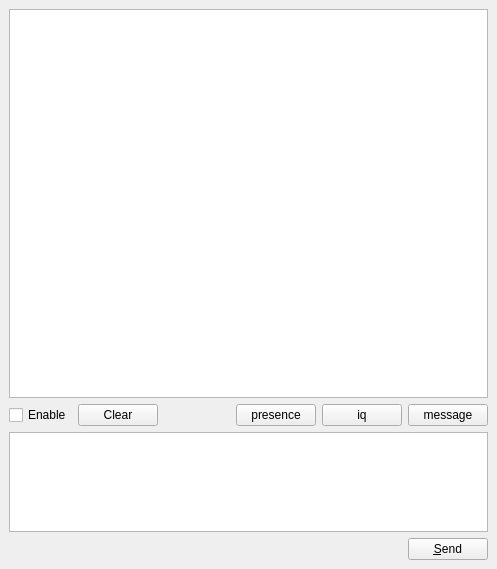
Old version of the form widgets/xmlConsole.ui in the repository xmpp-graveyard/jabbim.
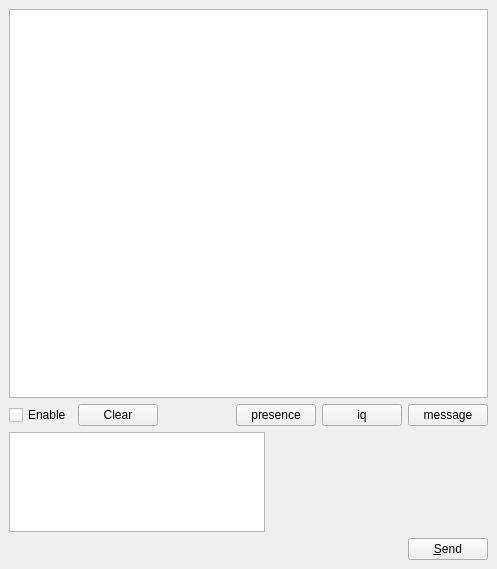
New version of the form.

Commit message: clear xml console

Diff of the .ui file:
```diff
--- a/widgets/xmlConsole.ui
+++ b/widgets/xmlConsole.ui
@@ -14,11 +14,23 @@
   </property>
   <widget class="QWidget" name="centralwidget" >
    <layout class="QGridLayout" >
+    <property name="margin" >
+     <number>9</number>
+    </property>
+    <property name="spacing" >
+     <number>6</number>
+    </property>
     <item row="0" column="0" >
      <widget class="QTextBrowser" name="xml" />
     </item>
     <item row="1" column="0" >
      <layout class="QHBoxLayout" >
+      <property name="margin" >
+       <number>0</number>
+      </property>
+      <property name="spacing" >
+       <number>6</number>
+      </property>
       <item>
        <widget class="QCheckBox" name="enable" >
         <property name="text" >
@@ -51,6 +63,12 @@
       </item>
       <item>
        <layout class="QHBoxLayout" >
+        <property name="margin" >
+         <number>0</number>
+        </property>
+        <property name="spacing" >
+         <number>6</number>
+        </property>
         <item>
          <widget class="QPushButton" name="presence" >
           <property name="text" >
@@ -79,7 +97,9 @@
     <item row="2" column="0" >
      <widget class="QTextEdit" name="textEdit" >
       <property name="sizePolicy" >
-       <sizepolicy vsizetype="Maximum" hsizetype="Preferred" >
+       <sizepolicy>
+        <hsizetype>0</hsizetype>
+        <vsizetype>0</vsizetype>
         <horstretch>0</horstretch>
         <verstretch>0</verstretch>
        </sizepolicy>
@@ -94,6 +114,12 @@
     </item>
     <item row="3" column="0" >
      <layout class="QHBoxLayout" >
+      <property name="margin" >
+       <number>0</number>
+      </property>
+      <property name="spacing" >
+       <number>6</number>
+      </property>
       <item>
        <spacer>
         <property name="orientation" >
```
Left out of the diff: 19 changed lines with no effect on the pictures. The commit also changes 1 other file.
